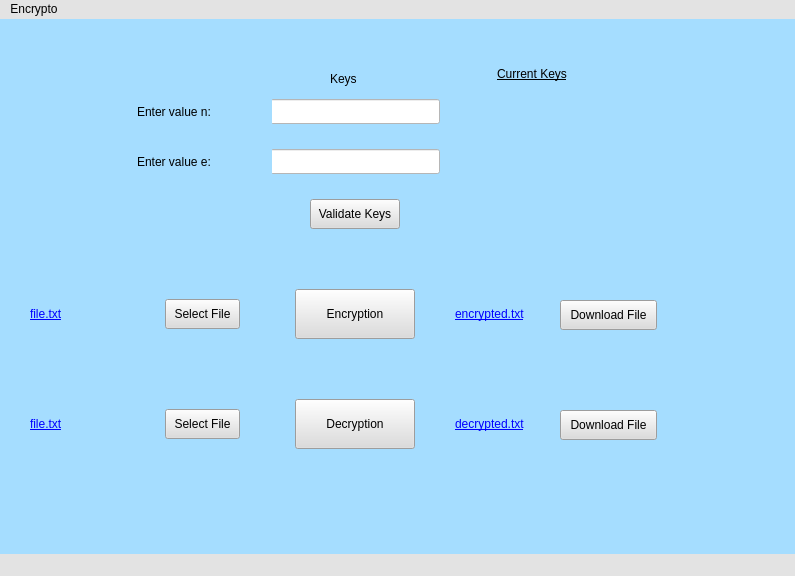
Qt form mainwindow.ui (Sinzunza/Encrypto) before a commit.
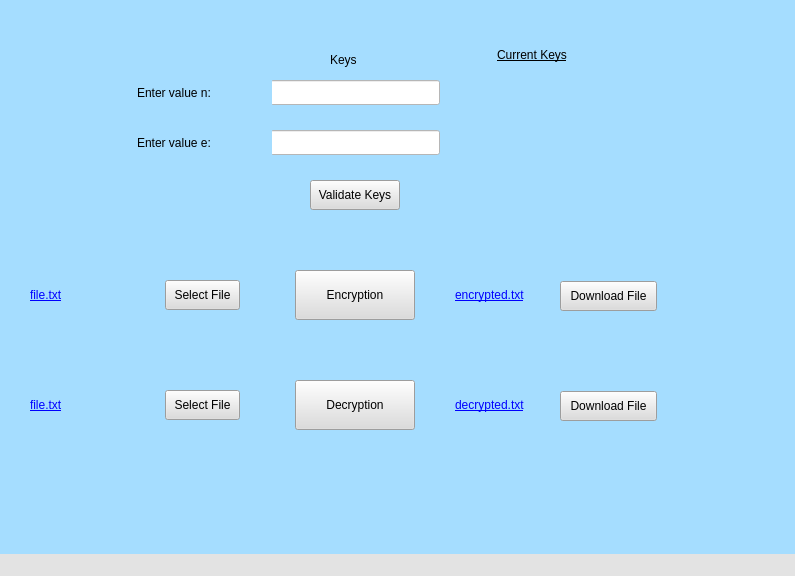
The same form after that commit.

Commit message: add title to main win

Patch:
```diff
--- a/mainwindow.ui
+++ b/mainwindow.ui
@@ -357,22 +357,6 @@
    </widget>
   </widget>
   <widget class="QStatusBar" name="statusbar"/>
-  <widget class="QMenuBar" name="menubar">
-   <property name="geometry">
-    <rect>
-     <x>0</x>
-     <y>0</y>
-     <width>795</width>
-     <height>26</height>
-    </rect>
-   </property>
-   <widget class="QMenu" name="menuEncrypto">
-    <property name="title">
-     <string>Encrypto</string>
-    </property>
-   </widget>
-   <addaction name="menuEncrypto"/>
-  </widget>
  </widget>
  <resources/>
  <connections/>
```
Left out of the diff: 2 changed lines with no effect on the pictures.
